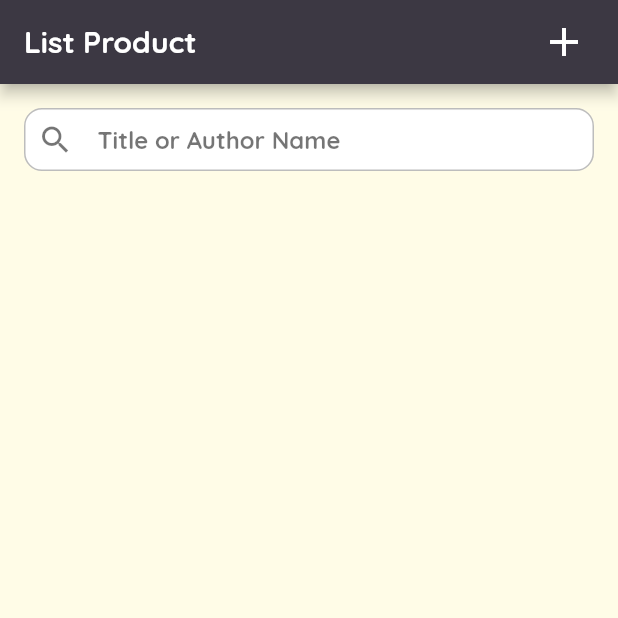
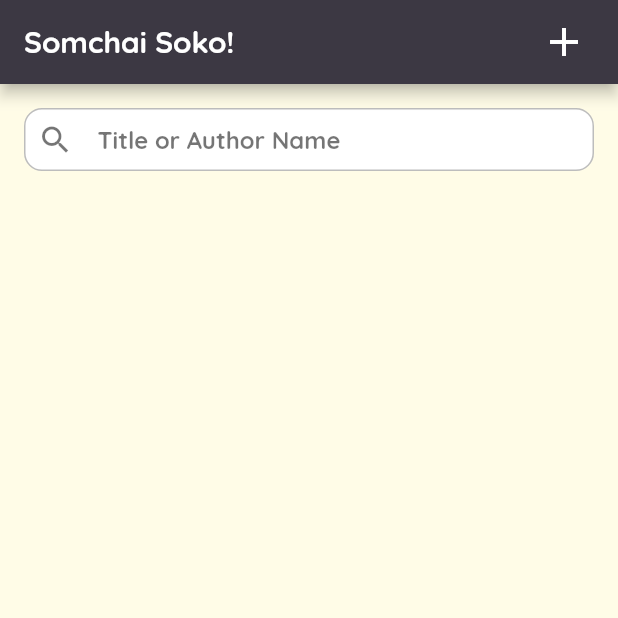
Before and after one commit to Skythethird/sokoV3, a Flutter app: the screen it shows after launch, on a phone screen of 412 x 824 dp, the top half of it. Run offline on Flutter 3.47's test engine with Material 2 defaults, Android fonts, the phone set to English and light mode, and no system bars; our stand-ins replace barcode_widget, firebase_core, focused_menu, image_gallery_saver, image_picker and 3 more; missing offline and left inert: barcode_image, dart:ffi, flutter_barcode_scanner, pattern_formatter; accounts and stored records are empty; statements that could not run were skipped.

Commit message:
การเปี่ยนแปงที่ยิ่งใหญ่

```diff
--- a/lib/Home.dart
+++ b/lib/Home.dart
@@ -108,7 +108,7 @@ class _HomeState extends State<Home> {
 
   Widget getAppBar() {
     return AppBar(
-      title: Text('List Product'),
+      title: Text('Somchai Soko!'),
       actions: [
         Padding(
             padding: const EdgeInsets.only(right: 20),
```
Also changed, not shown: assets/backgroundImage.png, assets/icon.png.
